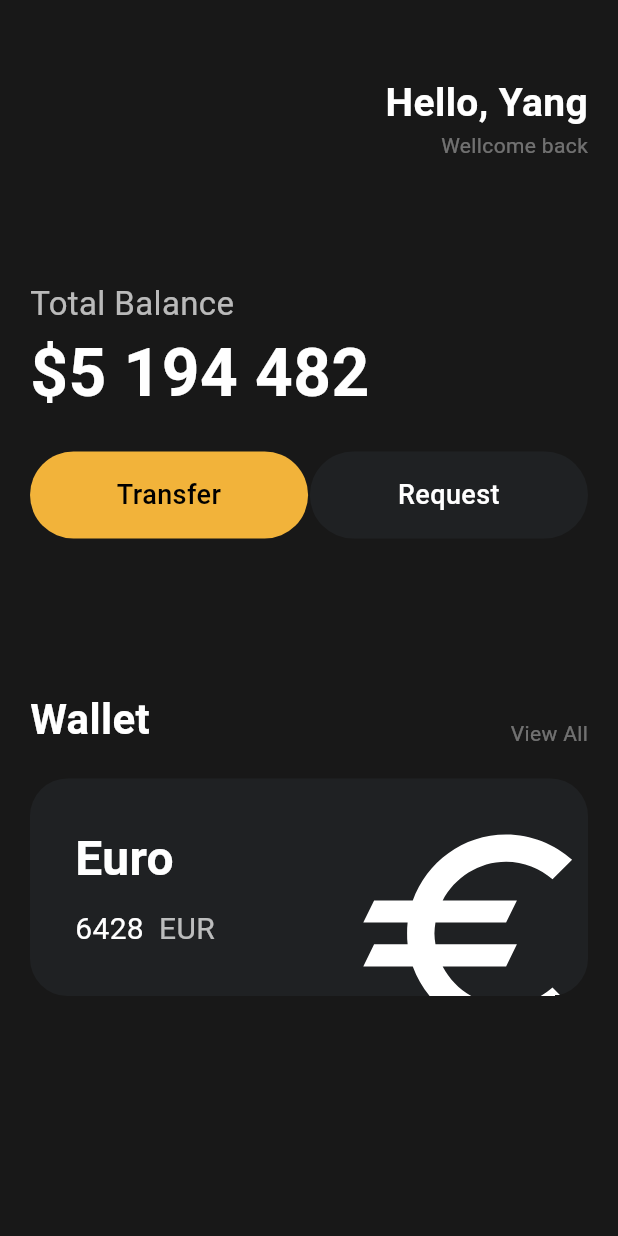
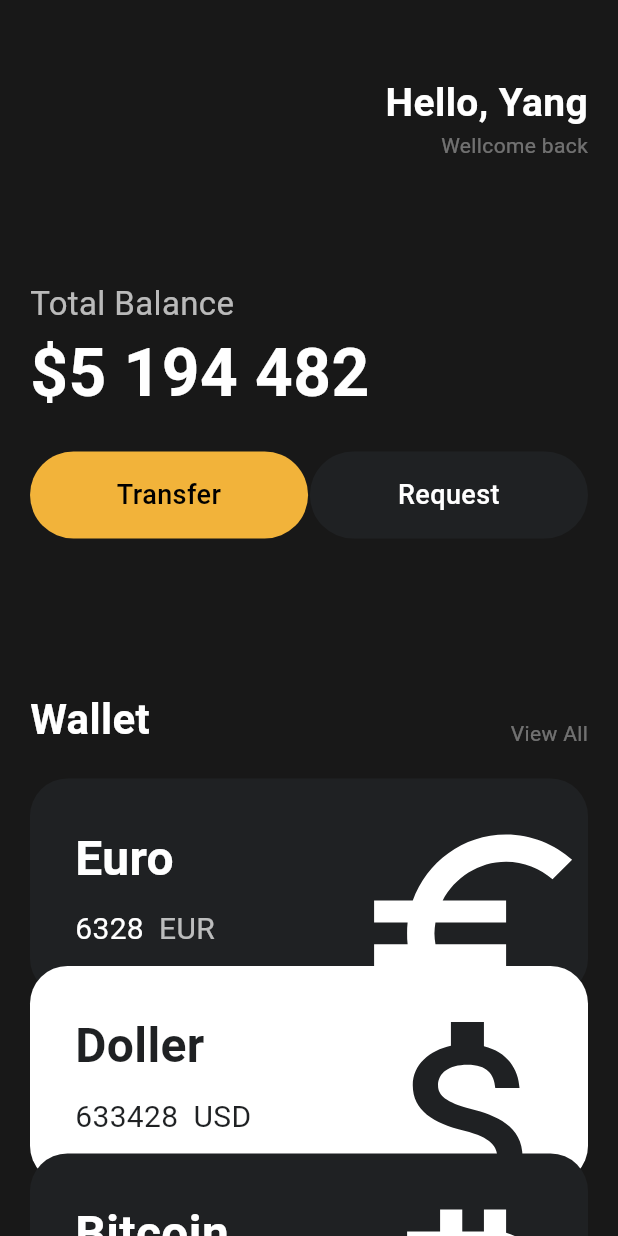
Before and after one commit to 313yang/toonflix, a Flutter app: the screen it shows after launch, on a phone screen of 412 x 824 dp. Run offline on Flutter 3.47's test engine with Material 3 defaults, Android fonts, the phone set to English and light mode, and no system bars; Roboto replaces fonts that are missing (Pretendard).

Commit message:
feat: added card offset , SingleChildScrollView

```diff
--- a/lib/main.dart
+++ b/lib/main.dart
@@ -1,5 +1,7 @@
 import 'package:flutter/material.dart';
-import 'package:toonflix/widgets/Button.dart';
+import 'package:flutter/widgets.dart';
+import 'package:toonflix/widgets/button.dart';
+import 'package:toonflix/widgets/money_card.dart';
 
 void main() {
   runApp(const App());
@@ -14,7 +16,8 @@ class App extends StatelessWidget {
       theme: ThemeData(fontFamily: 'Pretendard'),
       home: Scaffold(
           backgroundColor: Color(0xFF181818),
-          body: Padding(
+          body: SingleChildScrollView(
+            child: Padding(
               padding: EdgeInsets.symmetric(
                 horizontal: 20,
               ),
@@ -107,70 +110,29 @@ class App extends StatelessWidget {
                   SizedBox(
                     height: 20,
                   ),
-                Container(
-                  clipBehavior: Clip.hardEdge, // overflow: hidden
-                  decoration: BoxDecoration(
-                    color: Color(0xFF1F2123),
-                    borderRadius: BorderRadius.circular(25),
+                  MoneyCard(
+                    title: "Euro",
+                    amount: 6328,
+                    code: "EUR",
+                    icon: Icons.euro_symbol_sharp,
+                    order: 1,
                   ),
-                  child: Padding(
-                    padding: const EdgeInsets.all(30),
-                    child: Row(
-                      mainAxisAlignment: MainAxisAlignment.spaceBetween,
-                      children: [
-                        Column(
-                          crossAxisAlignment: CrossAxisAlignment.start,
-                          children: [
-                            Text(
-                              "Euro",
-                              style: TextStyle(
-                                color: Colors.white,
-                                fontSize: 32,
-                                fontWeight: FontWeight.w600,
+                  MoneyCard(
+                    title: "Doller",
+                    amount: 633428,
+                    code: "USD",
+                    icon: Icons.attach_money_sharp,
+                    order: 2,
                   ),
-                            ),
-                            SizedBox(
-                              height: 10,
-                            ),
-                            Row(
-                              children: [
-                                Text(
-                                  "6428",
-                                  style: TextStyle(
-                                    color: Colors.white,
-                                    fontSize: 20,
-                                  ),
-                                ),
-                                SizedBox(
-                                  width: 10,
-                                ),
-                                Text(
-                                  "EUR",
-                                  style: TextStyle(
-                                    color: Colors.white70,
-                                    fontSize: 20,
-                                  ),
+                  MoneyCard(
+                    title: "Bitcoin",
+                    amount: 323444,
+                    code: "BTC",
+                    icon: Icons.currency_bitcoin_sharp,
+                    order: 3,
                   ),
                 ],
-                            )
-                          ],
               ),
-                        Transform.scale(
-                          scale: 2.2,
-                          child: Transform.translate(
-                            offset: Offset(-3, 14),
-                            child: Icon(
-                              Icons.euro_outlined,
-                              color: Colors.white,
-                              size: 80,
-                            ),
-                          ),
-                        )
-                      ],
-                    ),
-                  ),
-                )
-              ],
             ),
           )),
     );
--- /dev/null
+++ b/lib/widgets/money_card.dart
@@ -0,0 +1,90 @@
+import 'package:flutter/material.dart';
+
+class MoneyCard extends StatelessWidget {
+  final String title, code;
+  final int amount, order;
+  final IconData icon;
+  final bool isInvert;
+  final double offsetY;
+  final Color black = Color(0xFF1F2123);
+
+  MoneyCard({
+    super.key,
+    required this.title,
+    required this.amount,
+    required this.code,
+    required this.icon,
+    required this.order,
+  })  : isInvert = order.isEven,
+        offsetY = (order - 1) * -20;
+
+  @override
+  Widget build(BuildContext context) {
+    return Transform.translate(
+      offset: Offset(0, offsetY),
+      child: Container(
+        clipBehavior: Clip.hardEdge, // overflow: hidden
+        decoration: BoxDecoration(
+          color: isInvert ? Colors.white : black,
+          borderRadius: BorderRadius.circular(25),
+        ),
+        child: Padding(
+          padding: const EdgeInsets.all(30),
+          child: Row(
+            mainAxisAlignment: MainAxisAlignment.spaceBetween,
+            children: [
+              Column(
+                crossAxisAlignment: CrossAxisAlignment.start,
+                children: [
+                  Text(
+                    title,
+                    style: TextStyle(
+                      color: isInvert ? black : Colors.white,
+                      fontSize: 32,
+                      fontWeight: FontWeight.w600,
+                    ),
+                  ),
+                  SizedBox(
+                    height: 10,
+                  ),
+                  Row(
+                    children: [
+                      Text(
+                        amount.toString(),
+                        style: TextStyle(
+                          color: isInvert ? black : Colors.white,
+                          fontSize: 20,
+                        ),
+                      ),
+                      SizedBox(
+                        width: 10,
+                      ),
+                      Text(
+                        code,
+                        style: TextStyle(
+                          color: isInvert ? black : Colors.white70,
+                          fontSize: 20,
+                        ),
+                      ),
+                    ],
+                  )
+                ],
+              ),
+              Transform.scale(
+                scale: 2.2,
+                child: Transform.translate(
+                  offset: Offset(-3, 14),
+                  child: Icon(
+                    icon,
+                    color: isInvert ? black : Colors.white,
+                    size: 80,
+                  ),
+                ),
+              )
+            ],
+          ),
+        ),
+      ),
+    );
+  }
+}
```
Lines whose indentation alone changed are shown as unchanged.
